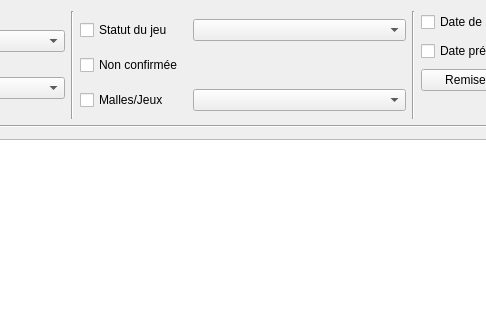
Above: f_listereservations.ui from nivhg/ludopen before the change; both pictures show x 273 to 759 and y 0 to 320 of the 1052 by 678 pixel window. Below: the same form after it.
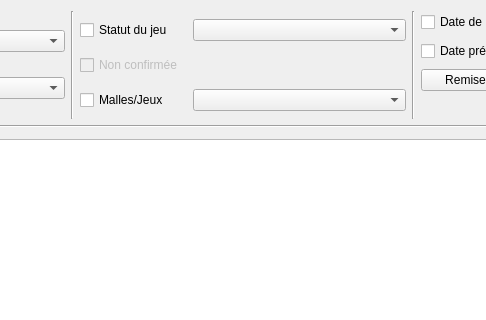
That is the form after the change. Icons and pictures are not drawn.

```diff
--- a/f_listereservations.ui
+++ b/f_listereservations.ui
@@ -95,6 +95,9 @@
         </item>
         <item row="1" column="0" colspan="3">
          <widget class="QCheckBox" name="ChBx_NonConfirme">
+          <property name="enabled">
+           <bool>false</bool>
+          </property>
           <property name="text">
            <string>Non confirmée</string>
           </property>
```
Left out of the diff: 34 changed lines with no effect on the pictures.
